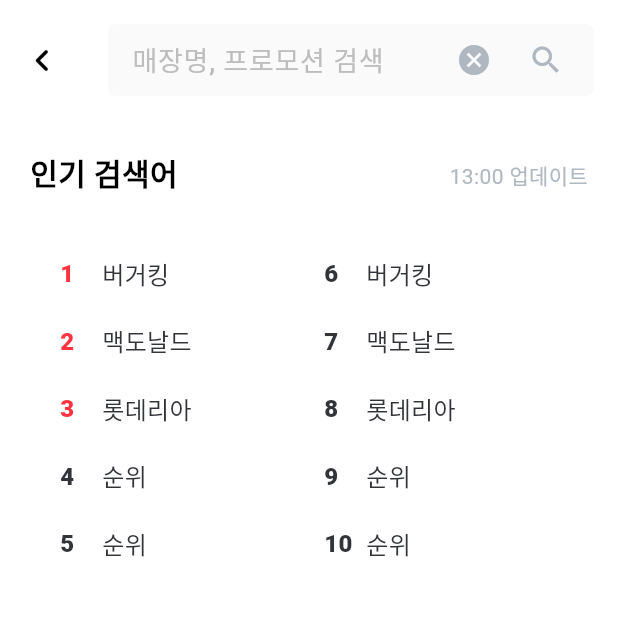
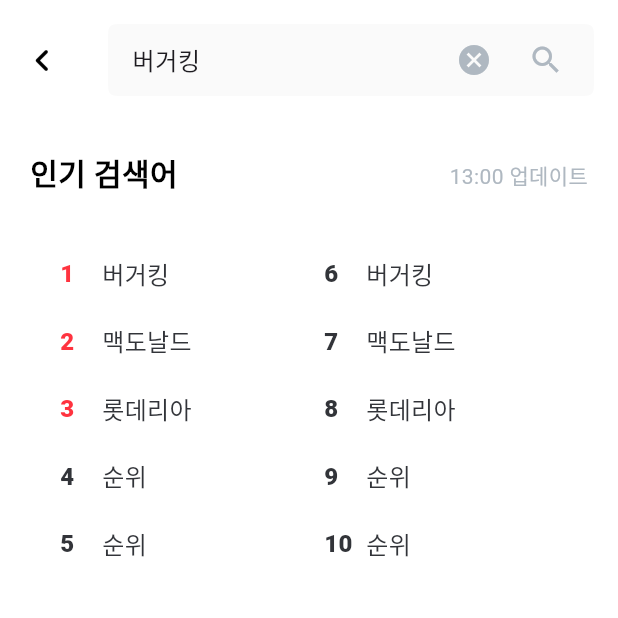
Before and after one commit to ApptiveDev/NOCHIGIMA, a Flutter app: the SearchPromotion screen opened directly, after a tap on an icon or button, on a phone screen of 412 x 824 dp, the top half of it. Run offline on Flutter 3.47's test engine with Material 3 defaults, Android fonts, the phone set to English and light mode, and no system bars; our stand-ins replace carousel_slider, flutter_svg; Roboto replaces fonts that are missing (Pretendard).

Commit message:
feat: 인기검색어 클릭 시 searchbar로

```diff
--- a/frontend/lib/screens/brand-promotion/search_promo_screen.dart
+++ b/frontend/lib/screens/brand-promotion/search_promo_screen.dart
@@ -9,11 +9,11 @@
 }
 
 class _SearchPromotionState extends State<SearchPromotion> {
-  final TextEditingController _resetController = TextEditingController();
+  final TextEditingController _textController = TextEditingController();
 
   @override
   void dispose(){
-    _resetController.dispose();
+    _textController.dispose();
     super.dispose();
   }
 
@@ -36,7 +36,7 @@
           },
         ),
         title: SearchBar(
-          controller: _resetController,
+          controller: _textController,
           hintText: "매장명, 프로모션 검색",
           hintStyle: WidgetStateProperty.all(
             TextStyle(
@@ -49,7 +49,7 @@
           backgroundColor: WidgetStateProperty.all<Color>(Colors.grey[050]!),
           elevation: WidgetStateProperty.all<double>(0.0),
           trailing: [
-            IconButton(onPressed: () {_resetController.clear();}, icon: Icon(Icons.cancel)),
+            IconButton(onPressed: () {_textController.clear();}, icon: Icon(Icons.cancel)),
             IconButton(onPressed: () {}, icon: Icon(Icons.search)),
           ],
           shape: WidgetStateProperty.all(
@@ -64,7 +64,13 @@
         child: Column(
           mainAxisAlignment: MainAxisAlignment.start,
           children: [
-            PopularSearchSection(),
+            PopularSearchSection(
+                onKeywordTap: (keyword){
+                  setState(() {
+                    _textController.text = keyword;
+                  });
+                },
+            ),
           ],
         ),
       ),
--- a/frontend/lib/widgets/brand-promotion/popular_search_section.dart
+++ b/frontend/lib/widgets/brand-promotion/popular_search_section.dart
@@ -2,8 +2,11 @@
 import 'package:frontend/core/app_colors.dart';
 
 class PopularSearchSection extends StatefulWidget {
-
-  const PopularSearchSection({super.key});
+  final Function(String) onKeywordTap;
+  const PopularSearchSection({
+    super.key,
+    required this.onKeywordTap,
+  });
 
   @override
   State<PopularSearchSection> createState() => _PopularSearchSectionState();
@@ -50,7 +53,7 @@
 
     return InkWell(
       onTap: (){
-
+        widget.onKeywordTap(keyword);
         print("$rank등 $keyword");
         },
       splashColor: Colors.transparent,
```
